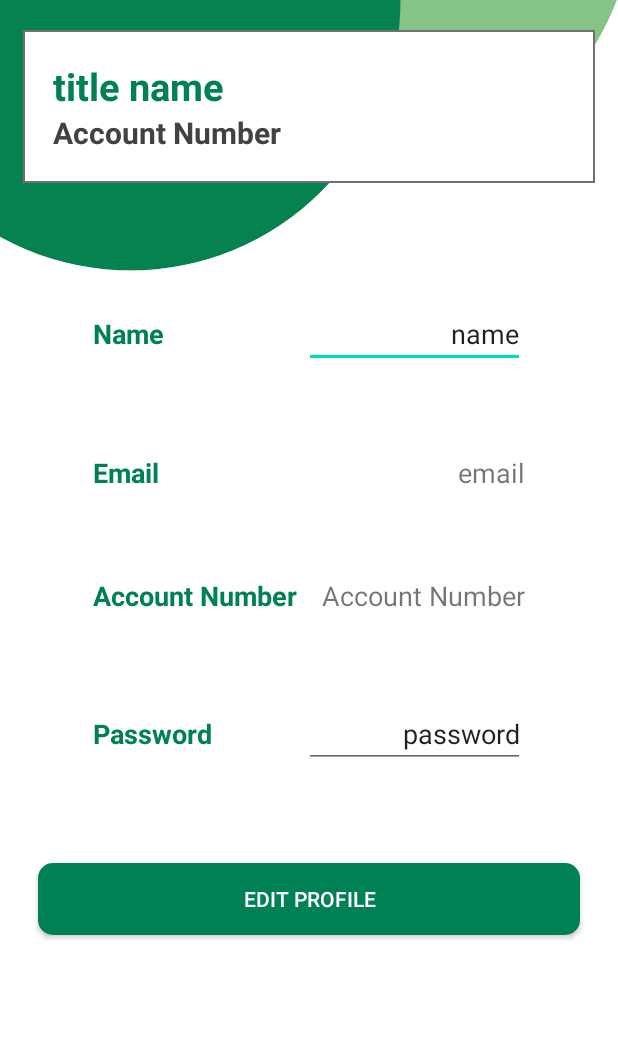
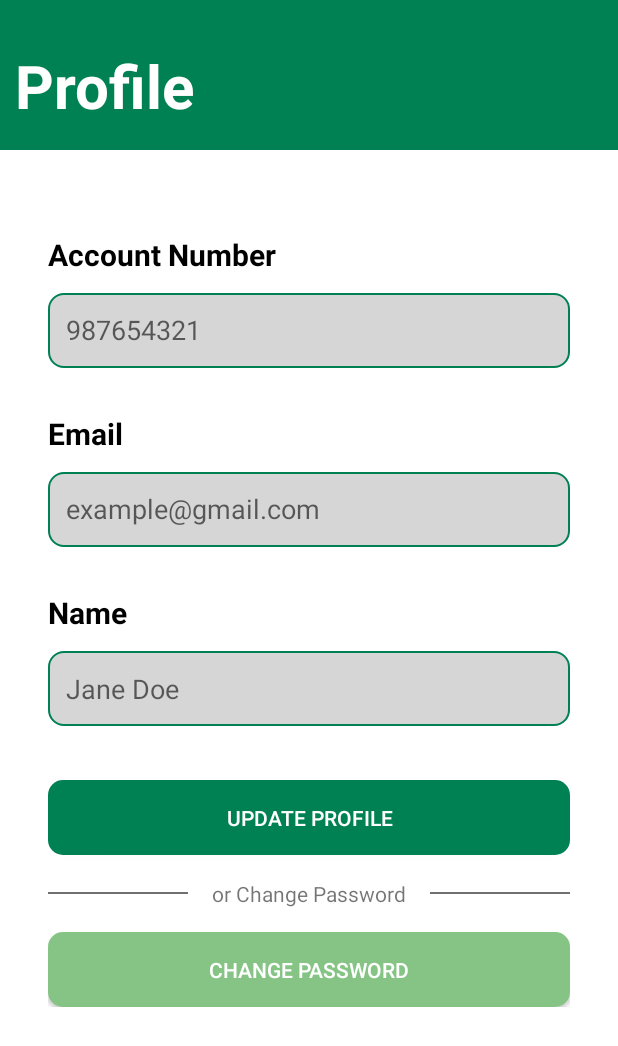
Before and after one commit to ravneet98/MyLiberty, an Android app: the layout fragment_profile.xml on its own in the app's theme, with its tools: preview values and no code run, on a phone screen of 412 x 824 dp. Shown: the top 1046 px of the screen. Run offline under Robolectric (Android 15) with nearby library versions, the phone set to English and light mode, and no system bars.

Commit message:
profile page Ui update 2

```diff
--- a/app/src/main/java/com/example/myliberty/EditProfileActivity.java
+++ b/app/src/main/java/com/example/myliberty/EditProfileActivity.java
@@ -105,7 +105,7 @@ public class EditProfileActivity extends AppCompatActivity {
                     name.setText(customer.getName());
                     email.setText(customer.getEmail());
                     accountNumber.setText(customer.getAccountNumber());
-                    password.setText(customer.getPassword());
+
 
                 }
             }
--- a/app/src/main/java/com/example/myliberty/Models/Customer.java
+++ b/app/src/main/java/com/example/myliberty/Models/Customer.java
@@ -9,7 +9,6 @@ public Customer(){
     public String name;
     public String email;
     public String planId;
-    public String password;
     public String mobileNumber;
     public String cycleStartDate;
     public String cycleEndDate;
@@ -49,13 +48,6 @@ public Customer(){
         this.planId = planId;
     }
 
-    public String getPassword() {
-        return password;
-    }
-
-    public void setPassword(String password) {
-        this.password = password;
-    }
 
     public String getMobileNumber() {
         return mobileNumber;
@@ -105,12 +97,12 @@ public Customer(){
         this.maxData = maxData;
     }
 
-    public Customer(String accountNumber, String name, String email, String planId,String password, String mobileNumber, String cycleStartDate, String cycleEndDate, Boolean billPaid, Float dataRemaining, Float maxData) {
+    public Customer(String accountNumber, String name, String email, String planId, String mobileNumber, String cycleStartDate, String cycleEndDate, Boolean billPaid, Float dataRemaining, Float maxData) {
         this.accountNumber = accountNumber;
         this.name = name;
         this.email = email;
         this.planId = planId;
-        this.password=password;
+
         this.mobileNumber = mobileNumber;
         this.cycleStartDate = cycleStartDate;
         this.cycleEndDate = cycleEndDate;
--- a/app/src/main/java/com/example/myliberty/ProfileFragment.java
+++ b/app/src/main/java/com/example/myliberty/ProfileFragment.java
@@ -65,13 +65,11 @@ public class ProfileFragment extends Fragment {
         mDatabase = FirebaseDatabase.getInstance().getReference();
         mAuth = FirebaseAuth.getInstance();
         uid=mAuth.getUid();
-        titleName=view.findViewById(R.id.titleName);
-        titleAccountnumber=view.findViewById(R.id.titleAccountnumber);
         name=view.findViewById(R.id.name);
         email=view.findViewById(R.id.email);
         accountNumber=view.findViewById(R.id.accountNumber);
         password=view.findViewById(R.id.password);
-        updateprofile=view.findViewById(R.id.editprofile);
+      updateprofile=view.findViewById(R.id.editprofile);
 
         getData(mDatabase,uid);
 
@@ -114,9 +112,7 @@ public class ProfileFragment extends Fragment {
                     name.setText(customer.getName());
                     email.setText(customer.getEmail());
                     accountNumber.setText(customer.getAccountNumber());
-                    password.setText(customer.getPassword());
-                    titleName.setText(customer.getName());
-                    titleAccountnumber.setText(customer.getAccountNumber());
+
 
                 }
             }
@@ -127,7 +123,7 @@ public class ProfileFragment extends Fragment {
 
     private boolean isPasswordchanged(DatabaseReference mDatabase, String uid) {
 
-        _password = customer.getPassword();
+
         if (!_password.equals(password.getText().toString())) {
 
             if(!TextUtils.isEmpty(password.getText().toString())){
@@ -168,6 +164,11 @@ public class ProfileFragment extends Fragment {
             return false;
         }
 
+
+    }
+    public void changePassword(String oldPassword, String newPassword){
+     //  mAuth.up
+
     }
 
 }
--- a/app/src/main/java/com/example/myliberty/SignupActivity.java
+++ b/app/src/main/java/com/example/myliberty/SignupActivity.java
@@ -111,7 +111,7 @@ public class SignupActivity extends AppCompatActivity {
                             String mobileNumber=mobile_account.get(_accountNumber);
                             Timestamp timestamp = new Timestamp(System.currentTimeMillis());
 
-                            writeData(uid,_accountNumber,_name,_email,"31424",_password,mobileNumber,timestamp.toString(),addDays(timestamp,30).toString(),true,2.3f,20f);
+                            writeData(uid,_accountNumber,_name,_email,"31424",mobileNumber,timestamp.toString(),addDays(timestamp,30).toString(),true,2.3f,20f);
                            Toast.makeText(SignupActivity.this,"Account Created Successfully",Toast.LENGTH_SHORT).show();
 
 
@@ -130,8 +130,8 @@ public class SignupActivity extends AppCompatActivity {
 
 
     }
-    public void writeData(String uid, String accountNumber,String name, String email,String planId,String password,String mobileNumber,String cycleStartDate, String cycleEndDate, Boolean billPaid, Float dataRemaining,Float maxData){
-        Customer customer=new Customer(accountNumber,name,email,planId,password,mobileNumber,cycleStartDate,cycleEndDate,billPaid,dataRemaining,maxData);
+    public void writeData(String uid, String accountNumber,String name, String email,String planId,String mobileNumber,String cycleStartDate, String cycleEndDate, Boolean billPaid, Float dataRemaining,Float maxData){
+        Customer customer=new Customer(accountNumber,name,email,planId,mobileNumber,cycleStartDate,cycleEndDate,billPaid,dataRemaining,maxData);
         mDatabase.child("accountInfo").child(uid).setValue(customer);
 
     }
--- a/app/src/main/res/layout/fragment_billing.xml
+++ b/app/src/main/res/layout/fragment_billing.xml
@@ -167,13 +167,5 @@
     </LinearLayout>
     </LinearLayout>
 
-    <com.stripe.android.view.CardInputWidget
-        android:id="@+id/cardInputWidget"
-        android:layout_width="match_parent"
-        android:layout_height="wrap_content"
 
-        app:layout_constraintBottom_toTopOf="@+id/imageView"
-        app:layout_constraintEnd_toEndOf="parent"
-        app:layout_constraintStart_toStartOf="parent"
-        app:layout_constraintTop_toTopOf="parent" />
 </androidx.constraintlayout.widget.ConstraintLayout>
--- a/app/src/main/res/layout/fragment_profile.xml
+++ b/app/src/main/res/layout/fragment_profile.xml
@@ -15,220 +15,320 @@
         app:layout_constraintEnd_toEndOf="parent"
         app:layout_constraintStart_toStartOf="parent"
         app:layout_constraintTop_toTopOf="parent"
-        app:srcCompat="@drawable/top_background" />
+        app:srcCompat="@drawable/background" />
 
+
+
+<ScrollView
+    android:layout_width="match_parent"
+    android:layout_height="wrap_content">
     <LinearLayout
-        android:id="@+id/linearLayout2"
         android:layout_width="match_parent"
-        android:layout_height="wrap_content"
-        android:layout_marginStart="15dp"
-        android:layout_marginTop="20dp"
-        android:layout_marginEnd="15dp"
-        android:background="@drawable/square_background"
-        android:orientation="vertical"
-
-        app:layout_constraintEnd_toEndOf="parent"
-        app:layout_constraintStart_toStartOf="parent"
-        app:layout_constraintTop_toTopOf="parent"
-        android:padding="20dp">
+        android:layout_height="match_parent"
+        android:orientation="vertical">
 
         <TextView
-            android:id="@+id/titleName"
+            android:id="@+id/textView"
+            android:layout_width="wrap_content"
+            android:layout_height="wrap_content"
+            android:layout_marginTop="20dp"
+            android:padding="10dp"
+            android:text="Profile"
+            android:textColor="@color/white"
+            android:textSize="40sp"
+            android:textStyle="bold"
+
+            />
+
+        <LinearLayout
+            android:id="@+id/linearLayout"
             android:layout_width="match_parent"
             android:layout_height="wrap_content"
-            android:text="title name"
-            android:textColor="@color/green"
-            android:textSize="25sp"
-            android:textStyle="bold"/>
+            android:layout_marginTop="30dp"
+            android:orientation="vertical"
+            android:padding="32dp"
+            android:visibility="visible"
+            app:layout_constraintBottom_toBottomOf="parent"
+            app:layout_constraintEnd_toEndOf="parent"
+            app:layout_constraintStart_toStartOf="parent"
+            app:layout_constraintTop_toBottomOf="@+id/imageView"
 
-        <TextView
-            android:id="@+id/titleAccountnumber"
-            android:layout_width="match_parent"
-            android:layout_height="wrap_content"
-            android:text="Account Number"
-            android:textColor="@color/dark"
-            android:textSize="20sp"
-            android:textStyle="bold"/>
+            app:layout_constraintVertical_bias="0.56">
 
-    </LinearLayout>
+            <TextView
+                android:id="@+id/textView8"
+                android:layout_width="match_parent"
+                android:layout_height="wrap_content"
+                android:text="Account Number"
+                android:textColor="#000000"
+                android:textSize="20sp"
+                android:textStyle="bold" />
 
-    <LinearLayout
-        android:layout_width="match_parent"
-        android:layout_height="wrap_content"
-        android:id="@+id/linearLayout"
-        android:orientation="vertical"
-        android:padding="20dp"
-        android:layout_marginStart="24dp"
-        android:layout_marginEnd="24dp"
-        android:layout_marginTop="30dp"
-        app:layout_constraintEnd_toEndOf="parent"
-        app:layout_constraintStart_toStartOf="parent"
-        app:layout_constraintTop_toBottomOf="@id/linearLayout2">
+            <TextView
+                android:id="@+id/accountNumber"
+                android:layout_width="match_parent"
+                android:layout_height="50dp"
+                android:layout_marginTop="12dp"
+                android:background="@drawable/editext_background"
+                android:ems="10"
+                android:hint="987654321"
+                android:inputType="textEmailAddress"
+                android:padding="12dp"
+                android:textColor="#707070"
+                android:textSize="18sp" />
 
-        <LinearLayout
-            android:layout_width="match_parent"
-            android:layout_height="wrap_content"
-            android:orientation="horizontal">
+            <TextView
+                android:id="@+id/textView2"
+                android:layout_width="match_parent"
+                android:layout_height="wrap_content"
+                android:layout_marginTop="30dp"
+                android:text="Email"
+                android:textColor="#000000"
+                android:textSize="20sp"
+                android:textStyle="bold" />
+
+            <TextView
+                android:id="@+id/email"
+                android:layout_width="match_parent"
+                android:layout_height="50dp"
+                android:layout_marginTop="12dp"
+                android:background="@drawable/editext_background"
+                android:ems="10"
+                android:hint="example@gmail.com"
+                android:inputType="textEmailAddress"
+                android:padding="12dp"
+                android:textColor="#707070"
+
+
+                android:textSize="18sp" />
+
+
+            <TextView
+                android:id="@+id/textView9"
+                android:layout_width="match_parent"
+                android:layout_height="wrap_content"
+                android:layout_marginTop="30dp"
+                android:text="Name"
+                android:textColor="#000000"
+                android:textSize="20sp"
+                android:textStyle="bold" />
+
+            <EditText
+                android:id="@+id/name"
+                android:layout_width="match_parent"
+                android:layout_height="50dp"
+                android:layout_marginTop="12dp"
+                android:background="@drawable/editext_background"
+                android:ems="10"
+                android:hint="Jane Doe"
+                android:inputType="textEmailAddress"
+                android:padding="12dp"
+                android:textColor="#111111" />
+
+            <LinearLayout
+                android:layout_width="match_parent"
+                android:layout_height="match_parent"
+                android:layout_marginTop="20dp"
+                android:orientation="vertical">
+
+                <androidx.appcompat.widget.AppCompatButton
+                    android:id="@+id/editprofile"
+                    android:layout_width="match_parent"
+                    android:layout_height="50dp"
+                    android:layout_marginTop="16dp"
+                    android:background="@drawable/button_background"
+                    android:text="Update Profile"
+                    android:textColor="@color/white" />
+
+                <LinearLayout
+                    android:layout_width="match_parent"
+                    android:layout_height="wrap_content"
+                    android:layout_marginTop="16dp"
+                    android:layout_marginBottom="16dp"
+                    android:orientation="horizontal">
+
+                    <View
+                        android:id="@+id/view"
+                        android:layout_width="wrap_content"
+                        android:layout_height="1dp"
+                        android:layout_gravity="center_vertical"
+                        android:layout_weight="1"
+                        android:background="#707070" />
+
+                    <TextView
+                        android:id="@+id/textView5"
+                        android:layout_width="wrap_content"
+                        android:layout_height="wrap_content"
+                        android:layout_marginStart="16dp"
+                        android:layout_marginEnd="16dp"
+                        android:text="or Change Password" />
+
+                    <View
+                        android:id="@+id/view2"
+                        android:layout_width="wrap_content"
+                        android:layout_height="1dp"
+                        android:layout_gravity="center_vertical"
+                        android:layout_weight="1"
+                        android:background="#707070" />
+                </LinearLayout>
+
+                <androidx.appcompat.widget.AppCompatButton
+                    android:id="@+id/changePasswordBtn"
+                    android:layout_width="match_parent"
+                    android:layout_height="50dp"
+                    android:background="@drawable/button_background_light_green"
+                    android:text="Change Password"
+                    android:textColor="@color/white" />
+            </LinearLayout>
 
 
         </LinearLayout>
 
         <LinearLayout
+            android:id="@+id/linearLayout2"
             android:layout_width="match_parent"
-            android:layout_height="match_parent"
-            android:padding="8dp"
-            android:layout_marginLeft="10dp"
-            android:layout_marginRight="10dp"
-            android:layout_marginBottom="10dp"
-            android:layout_marginTop="20dp"
-            android:orientation="horizontal">
+            android:layout_height="wrap_content"
+            android:layout_marginTop="30dp"
+            android:orientation="vertical"
+            android:padding="32dp"
+            android:visibility="gone"
+            app:layout_constraintBottom_toBottomOf="parent"
+            app:layout_constraintEnd_toEndOf="parent"
+            app:layout_constraintStart_toStartOf="parent"
+            app:layout_constraintTop_toBottomOf="@+id/imageView"
+            app:layout_constraintVertical_bias="0.56">
 
             <TextView
-                android:layout_width="wrap_content"
+                android:id="@+id/textView10"
+                android:layout_width="match_parent"
                 android:layout_height="wrap_content"
-                android:id="@+id/name1"
-                android:layout_weight="1"
-                android:text="Name"
-                android:textStyle="bold"
-                android:textSize="18sp"
-                android:textColor="@color/green"/>
+                android:text="Current Password"
+                android:textColor="#000000"
+                android:textSize="20sp"
+                android:textStyle="bold" />
 
             <EditText
-                android:layout_width="wrap_content"
+                android:id="@+id/currentPassword"
+                android:layout_width="match_parent"
+                android:layout_height="50dp"
+                android:layout_marginTop="12dp"
+                android:background="@drawable/editext_background"
+                android:ems="10"
+                android:hint="*********"
+                android:inputType="textPassword"
+                android:padding="12dp"
+                android:textColor="#707070"
+                android:textSize="18sp" />
+
+            <TextView
+                android:id="@+id/textView11"
+                android:layout_width="match_parent"
                 android:layout_height="wrap_content"
-                android:id="@+id/name"
-                android:text="name"
-                android:layout_weight="1"
-                android:textAlignment="viewEnd"
-                android:textSize="18sp"/>
+                android:layout_marginTop="30dp"
+                android:text="New Password"
+                android:textColor="#000000"
+                android:textSize="20sp"
+                android:textStyle="bold" />
+
+            <EditText
+                android:id="@+id/newPassword1"
+                android:layout_width="match_parent"
+                android:layout_height="50dp"
+                android:layout_marginTop="12dp"
+                android:background="@drawable/editext_background"
+                android:ems="10"
+                android:hint="******"
+                android:inputType="textPassword"
+                android:padding="12dp"
+                android:textColor="#707070"
+
+
+                android:textSize="18sp" />
+
+
+            <TextView
+                android:id="@+id/textView12"
+                android:layout_width="match_parent"
+                android:layout_height="wrap_content"
+                android:layout_marginTop="30dp"
+                android:text="New Password"
+                android:textColor="#000000"
+                android:textSize="20sp"
+                android:textStyle="bold" />
+
+            <EditText
+                android:id="@+id/newPassword2"
+                android:layout_width="match_parent"
+                android:layout_height="50dp"
+                android:layout_marginTop="12dp"
+                android:background="@drawable/editext_background"
+                android:ems="10"
+                android:hint=""
+                android:inputType="textPassword"
+                android:padding="12dp"
+                android:textColor="#111111" />
+
+            <LinearLayout
+                android:layout_width="match_parent"
+                android:layout_height="match_parent"
+                android:layout_marginTop="20dp"
+                android:orientation="vertical">
+
+                <androidx.appcompat.widget.AppCompatButton
+                    android:id="@+id/changePasswordBtn2"
+                    android:layout_width="match_parent"
+                    android:layout_height="50dp"
+                    android:layout_marginTop="16dp"
+                    android:background="@drawable/button_background"
+                    android:text="Change Password"
+                    android:textColor="@color/white" />
+
+                <LinearLayout
+                    android:layout_width="match_parent"
+                    android:layout_height="wrap_content"
+                    android:layout_marginTop="16dp"
+                    android:layout_marginBottom="16dp"
+                    android:orientation="horizontal">
+
+                    <View
+                        android:id="@+id/view3"
+                        android:layout_width="wrap_content"
+                        android:layout_height="1dp"
+                        android:layout_gravity="center_vertical"
+                        android:layout_weight="1"
+                        android:background="#707070" />
+
+                    <TextView
+                        android:id="@+id/textView7"
+                        android:layout_width="wrap_content"
+                        android:layout_height="wrap_content"
+                        android:layout_marginStart="16dp"
+                        android:layout_marginEnd="16dp"
+                        android:text="or Go back" />
+
+                    <View
+                        android:id="@+id/view5"
+                        android:layout_width="wrap_content"
+                        android:layout_height="1dp"
+                        android:layout_gravity="center_vertical"
+                        android:layout_weight="1"
+                        android:background="#707070" />
+                </LinearLayout>
+
+                <androidx.appcompat.widget.AppCompatButton
+                    android:id="@+id/back"
+                    android:layout_width="match_parent"
+                    android:layout_height="50dp"
+                    android:background="@drawable/button_background_light_green"
+                    android:text="back"
+                    android:textColor="@color/white" />
+            </LinearLayout>
+
 
         </LinearLayout>
 
-        <androidx.appcompat.widget.AppCompatImageView
-            android:layout_width="match_parent"
-            android:layout_height="1dp"
-            android:layout_margin="10dp"
-            android:alpha="0.5"/>
-
-        <LinearLayout
-            android:layout_width="match_parent"
-            android:layout_height="match_parent"
-            android:layout_margin="10dp"
-            android:padding="8dp"
-            android:orientation="horizontal">
-
-            <TextView
-                android:layout_width="wrap_content"
-                android:layout_height="wrap_content"
-                android:id="@+id/pemail"
-                android:layout_weight="1"
-                android:text="Email"
-                android:textStyle="bold"
-                android:textSize="18sp"
-                android:textColor="@color/green"/>
-
-            <TextView
-                android:layout_width="wrap_content"
-                android:layout_height="wrap_content"
-                android:id="@+id/email"
-                android:text="email"
-                android:layout_weight="1"
-                android:textAlignment="viewEnd"
-                android:textSize="18sp"
-                />
-
-        </LinearLayout>
-
-        <androidx.appcompat.widget.AppCompatImageView
-            android:layout_width="match_parent"
-            android:layout_height="1dp"
-            android:layout_margin="10dp"
-            android:alpha="0.5"/>
-
-        <LinearLayout
-            android:layout_width="match_parent"
-            android:layout_height="match_parent"
-            android:layout_margin="10dp"
-            android:padding="8dp"
-            android:orientation="horizontal">
-
-            <TextView
-                android:layout_width="wrap_content"
-                android:layout_height="wrap_content"
-                android:id="@+id/acnumber"
-                android:layout_weight="1"
-                android:text="Account Number"
-                android:textStyle="bold"
-                android:textSize="18sp"
-                android:textColor="@color/green"/>
-
-            <TextView
-                android:layout_width="wrap_content"
-                android:layout_height="wrap_content"
-                android:id="@+id/accountNumber"
-                android:text="Account Number"
-                android:layout_weight="1"
-                android:textAlignment="viewEnd"
-                android:textSize="18sp"/>
-
-        </LinearLayout>
-
-        <androidx.appcompat.widget.AppCompatImageView
-            android:layout_width="match_parent"
-            android:layout_height="1dp"
-            android:layout_margin="10dp"
-            android:alpha="0.5"/>
-
-        <LinearLayout
-            android:layout_width="match_parent"
-            android:layout_height="match_parent"
-            android:layout_margin="10dp"
-            android:padding="8dp"
-            android:orientation="horizontal">
-
-            <TextView
-                android:layout_width="wrap_content"
-                android:layout_height="wrap_content"
-                android:id="@+id/password1"
-                android:layout_weight="1"
-                android:text="Password"
-                android:textStyle="bold"
-                android:textSize="18sp"
-                android:textColor="@color/green"/>
-
-            <EditText
-                android:layout_width="wrap_content"
-                android:layout_height="wrap_content"
-                android:id="@+id/password"
-                android:text="password"
-                android:layout_weight="1"
-                android:textAlignment="viewEnd"
-                android:textSize="18sp"/>
-
-        </LinearLayout>
 
     </LinearLayout>
-
-    <LinearLayout
-        android:layout_width="match_parent"
-        android:layout_height="wrap_content"
-        android:orientation="vertical"
-        android:padding="20dp"
-        app:layout_constraintEnd_toEndOf="parent"
-        app:layout_constraintStart_toStartOf="parent"
-        app:layout_constraintTop_toBottomOf="@id/linearLayout">
-
-        <androidx.appcompat.widget.AppCompatButton
-            android:id="@+id/editprofile"
-            android:layout_width="match_parent"
-            android:layout_height="match_parent"
-            android:layout_margin="5dp"
-            android:layout_weight="1"
-            android:background="@drawable/button_background"
-            android:text="Edit Profile"
-            android:textColor="@color/white"/>
-
-
-    </LinearLayout>
+</ScrollView>
 
 </androidx.constraintlayout.widget.ConstraintLayout>
```
